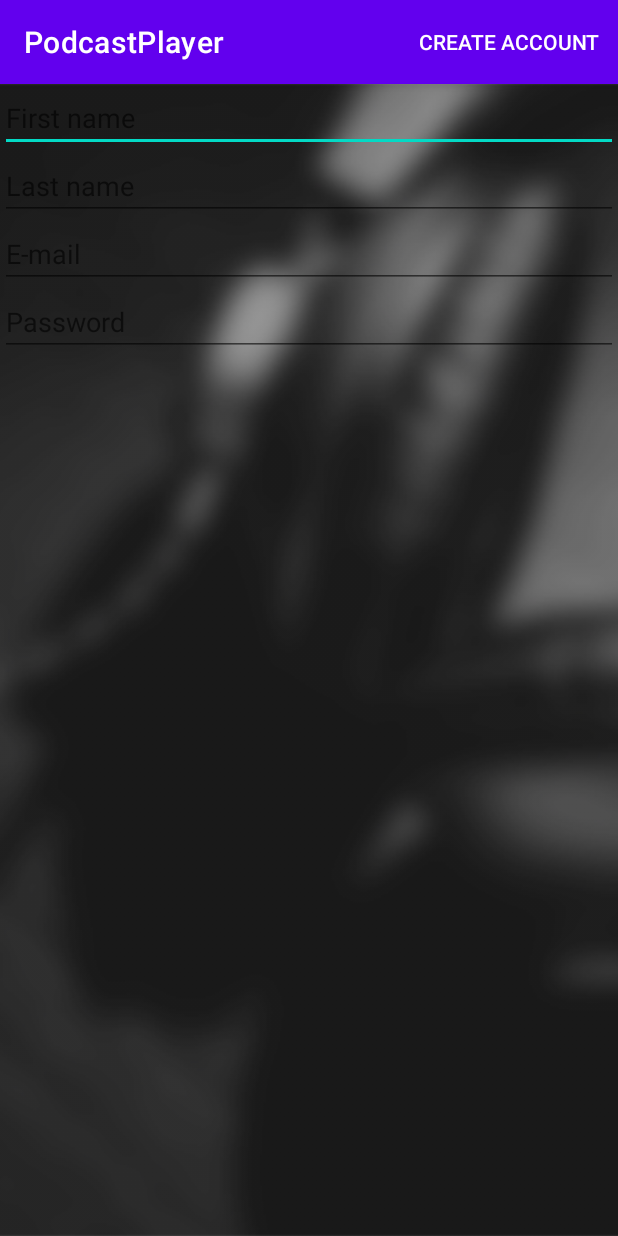
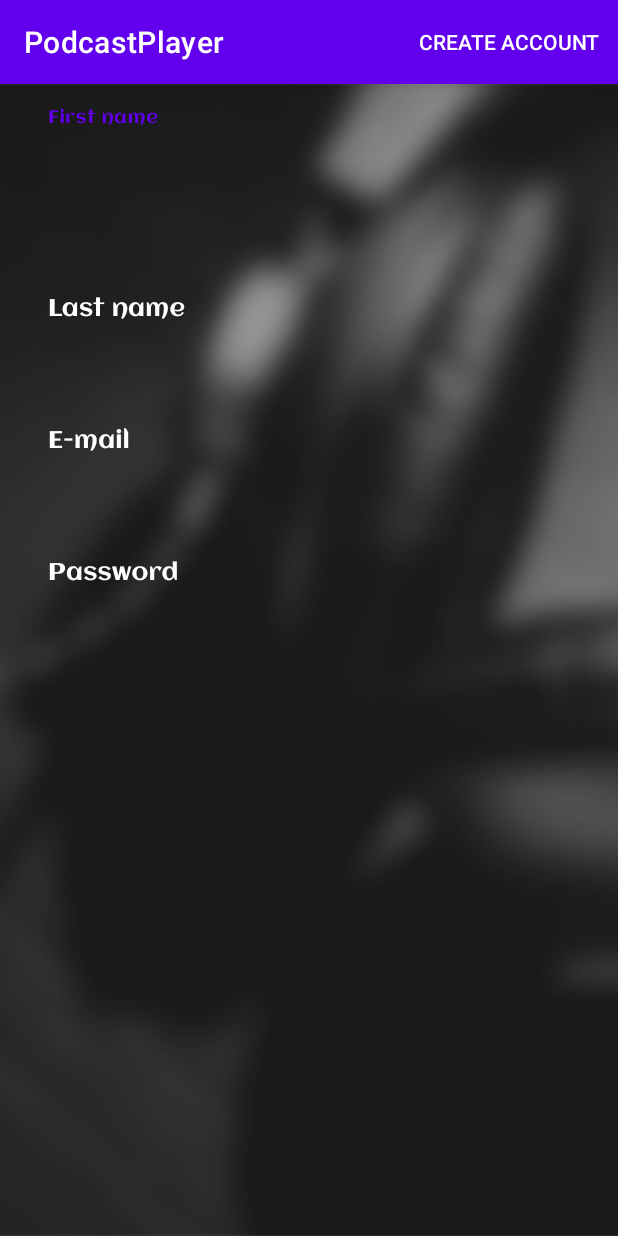
Before and after one commit to Nowocinski/Android-PodcastPlayer, an Android app: the RegisterActivity screen opened directly, with no data from a screen before it, on a phone screen of 412 x 824 dp. Run offline under Robolectric (Android 15) with nearby library versions, the phone set to English and light mode, and no system bars; our stand-ins replace ButterKnife.

Commit message:
Changed input texts style

```diff
--- a/app/src/main/res/layout/activity_register.xml
+++ b/app/src/main/res/layout/activity_register.xml
@@ -19,31 +19,67 @@
             xmlns:tools="http://schemas.android.com/tools"
             android:layout_width="match_parent"
             android:layout_height="match_parent"
-            tools:context=".screens.register.RegisterActivity"
-            android:orientation="vertical">
+            android:orientation="vertical"
+            android:paddingBottom="@dimen/activity_vertical_margin"
+            android:paddingLeft="@dimen/activity_horizontal_margin"
+            android:paddingRight="@dimen/activity_horizontal_margin"
+            android:paddingTop="@dimen/activity_vertical_margin"
+            tools:context=".screens.register.RegisterActivity">
 
+            <com.google.android.material.textfield.TextInputLayout
+                android:layout_width="match_parent"
+                android:layout_height="wrap_content"
+                app:boxBackgroundMode="none"
+                app:errorEnabled="true"
+                style="@style/TextInputLayoutStyle">
                 <EditText
                     android:id="@+id/firstNameEditText"
                     android:hint="@string/first_name"
                     android:layout_width="match_parent"
-                android:layout_height="wrap_content" />
+                    android:layout_height="wrap_content"
+                    style="@style/EditTextStyle"/>
+            </com.google.android.material.textfield.TextInputLayout>
+            <com.google.android.material.textfield.TextInputLayout
+                android:layout_width="match_parent"
+                android:layout_height="wrap_content"
+                app:boxBackgroundMode="none"
+                app:errorEnabled="true"
+                style="@style/TextInputLayoutStyle">
                 <EditText
                     android:id="@+id/lastNameEditText"
                     android:hint="@string/last_name"
                     android:layout_width="match_parent"
-                android:layout_height="wrap_content" />
+                    android:layout_height="wrap_content"
+                    style="@style/EditTextStyle"/>
+            </com.google.android.material.textfield.TextInputLayout>
+            <com.google.android.material.textfield.TextInputLayout
+                android:layout_width="match_parent"
+                android:layout_height="wrap_content"
+                app:boxBackgroundMode="none"
+                app:errorEnabled="true"
+                style="@style/TextInputLayoutStyle">
                 <EditText
                     android:id="@+id/emailEditText"
                     android:hint="@string/e_mail"
                     android:inputType="textEmailAddress"
                     android:layout_width="match_parent"
-                android:layout_height="wrap_content" />
+                    android:layout_height="wrap_content"
+                    style="@style/EditTextStyle"/>
+            </com.google.android.material.textfield.TextInputLayout>
+            <com.google.android.material.textfield.TextInputLayout
+                android:layout_width="match_parent"
+                android:layout_height="wrap_content"
+                app:boxBackgroundMode="none"
+                app:errorEnabled="true"
+                style="@style/TextInputLayoutStyle">
             <EditText
                 android:id="@+id/passwordEditText"
                 android:hint="@string/password"
                 android:inputType="textPassword"
                 android:layout_width="match_parent"
-                android:layout_height="wrap_content" />
+                android:layout_height="wrap_content"
+                style="@style/EditTextStyle"/>
+            </com.google.android.material.textfield.TextInputLayout>
 
         </LinearLayout>
     </ScrollView>
--- a/app/src/main/res/values/themes.xml
+++ b/app/src/main/res/values/themes.xml
@@ -22,4 +22,14 @@
     <style name="Theme.PodcastPlayer.AppBarOverlay" parent="ThemeOverlay.AppCompat.Dark.ActionBar" />
 
     <style name="Theme.PodcastPlayer.PopupOverlay" parent="ThemeOverlay.AppCompat.Light" />
+
+    <style name="TextInputLayoutStyle">
+        <item name="android:textColorHint">@color/login_text_color_selector</item>
+        <item name="errorEnabled">true</item>
+    </style>
+
+    <style name="EditTextStyle">
+        <item name="android:textColor">@color/login_text_color_selector</item>
+        <item name="android:fontFamily">@font/aclonica</item>
+    </style>
 </resources>
```
Lines whose indentation alone changed are shown as unchanged.
